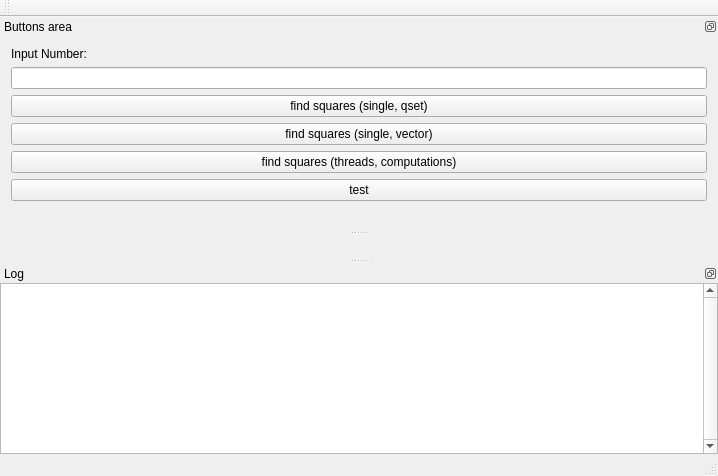
Above: squareSumUI.ui from Mar4eli/squareSum before the change. Below: the same form after it.
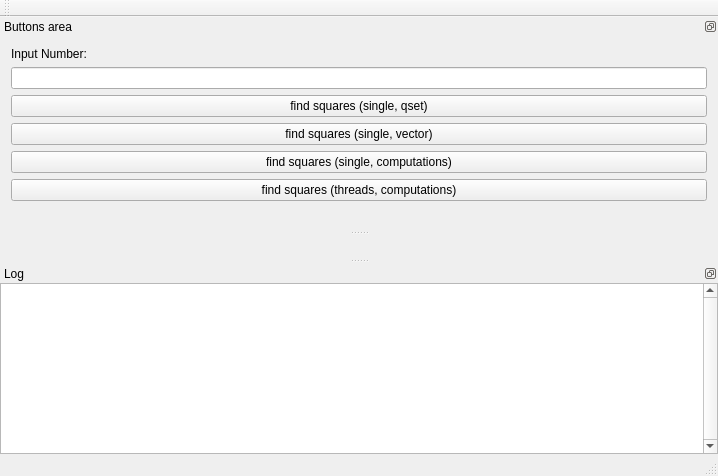
That is the form after the change.

```diff
--- a/squareSumUI.ui
+++ b/squareSumUI.ui
@@ -127,16 +127,16 @@
       </widget>
      </item>
      <item>
-      <widget class="QPushButton" name="threadsFindSquares">
+      <widget class="QPushButton" name="findSquaresComputation">
        <property name="text">
-        <string>find squares (threads, computations)</string>
+        <string>find squares (single, computations)</string>
        </property>
       </widget>
      </item>
      <item>
-      <widget class="QPushButton" name="pushButton">
+      <widget class="QPushButton" name="threadsFindSquares">
        <property name="text">
-        <string>test</string>
+        <string>find squares (threads, computations)</string>
        </property>
       </widget>
      </item>
```
